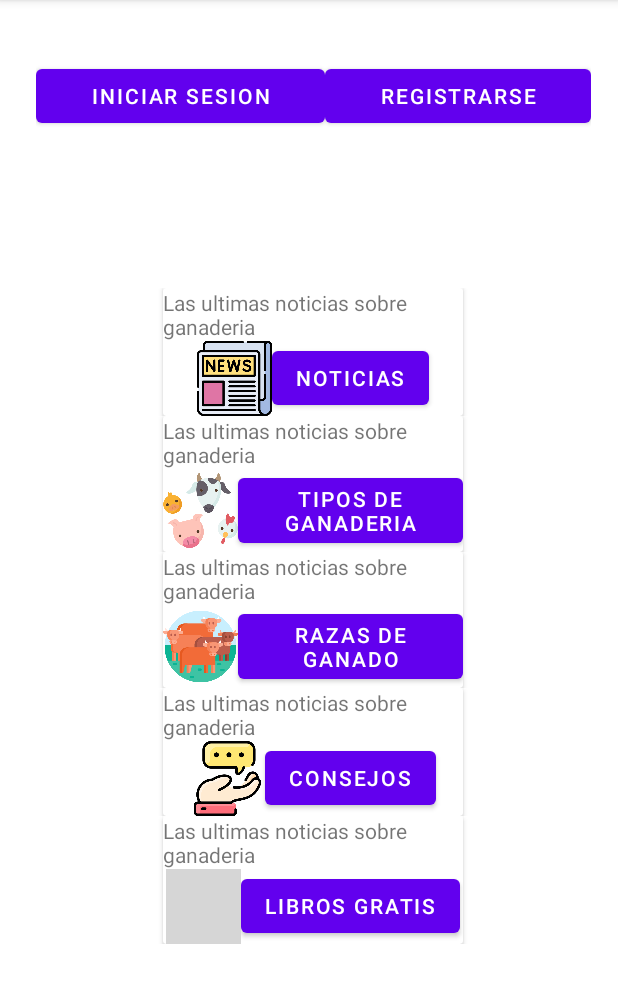
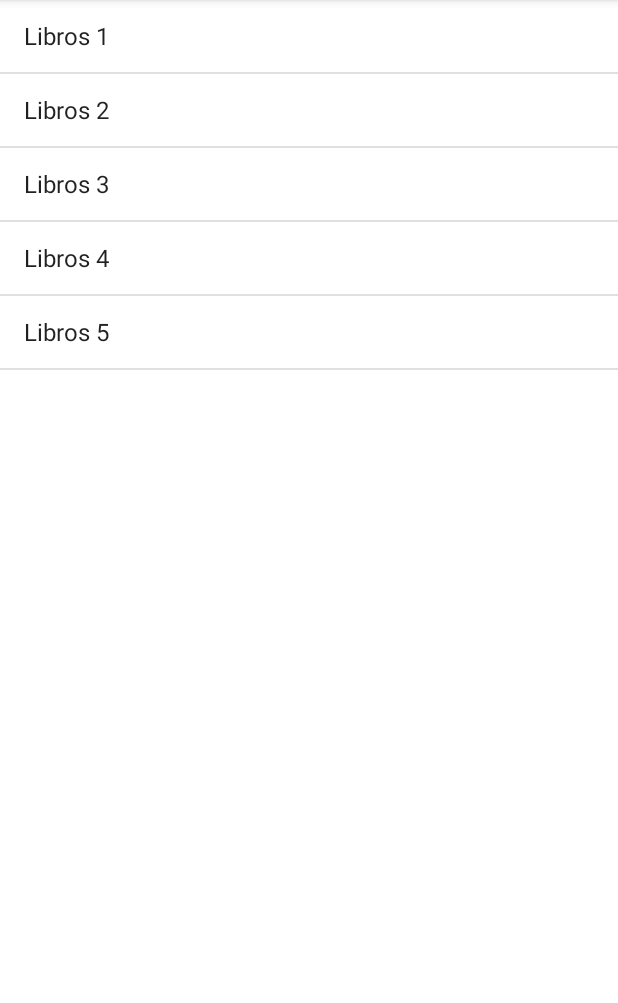
Before and after one commit to DivadRod/Android-InfoGanaderia, an Android app: the screen it shows after launch (MainActivity before the commit, LibrosActivity after it), after a tap on "LIBROS GRATIS", on a phone screen of 412 x 824 dp, the part 84-1087 px from its top. Run offline under Robolectric (Android 15) with nearby library versions, the phone set to English and light mode, and no system bars; grey boxes are pictures that could not be loaded.

Commit message:
List Show(List View)

```diff
--- a/app/src/main/AndroidManifest.xml
+++ b/app/src/main/AndroidManifest.xml
@@ -2,7 +2,7 @@
 <manifest xmlns:android="http://schemas.android.com/apk/res/android"
     package="com.example.infoganaderia">
 
-    <uses-permission android:name="android.permission.INTERNET"/>
+    <uses-permission android:name="android.permission.INTERNET" />
 
     <application
         android:allowBackup="true"
@@ -12,6 +12,9 @@
         android:roundIcon="@mipmap/ic_launcher_round"
         android:supportsRtl="true"
         android:theme="@style/Theme.InfoGanaderia">
+        <activity
+            android:name=".LibrosActivity"
+            android:exported="false" />
         <activity
             android:name=".RegistrarseActivity"
             android:exported="false" />
--- /dev/null
+++ b/app/src/main/java/com/example/infoganaderia/LibrosActivity.java
@@ -0,0 +1,36 @@
+package com.example.infoganaderia;
+
+import androidx.appcompat.app.AppCompatActivity;
+
+import android.os.Bundle;
+import android.widget.ArrayAdapter;
+import android.widget.ListView;
+
+import java.util.ArrayList;
+
+public class LibrosActivity extends AppCompatActivity {
+
+    private ListView listView;
+
+    private ArrayList <String> libros;
+
+    @Override
+    protected void onCreate(Bundle savedInstanceState) {
+        super.onCreate(savedInstanceState);
+        setContentView(R.layout.activity_libros);
+
+        listView = findViewById(R.id.listViewBooks);
+
+        libros = new ArrayList<>();
+
+        libros.add("Libros 1");
+        libros.add("Libros 2");
+        libros.add("Libros 3");
+        libros.add("Libros 4");
+        libros.add("Libros 5");
+
+        ArrayAdapter <String> adapater = new ArrayAdapter<String>(this, android.R.layout.simple_list_item_1, libros);
+
+        listView.setAdapter(adapater);
+    }
+}
--- a/app/src/main/java/com/example/infoganaderia/MainActivity.java
+++ b/app/src/main/java/com/example/infoganaderia/MainActivity.java
@@ -47,8 +47,8 @@ public class MainActivity extends AppCompatActivity {
         startActivity(i);
     }
 
-    public void goToLibrosGratis(View view){
-        Intent i = new Intent(Intent.ACTION_VIEW, Uri.parse(""));
+    public void goToBooks(View view){
+        Intent i = new Intent(this, LibrosActivity.class);
         startActivity(i);
     }
 }
--- /dev/null
+++ b/app/src/main/res/layout/activity_libros.xml
@@ -0,0 +1,13 @@
+<?xml version="1.0" encoding="utf-8"?>
+<LinearLayout xmlns:android="http://schemas.android.com/apk/res/android"
+    xmlns:app="http://schemas.android.com/apk/res-auto"
+    xmlns:tools="http://schemas.android.com/tools"
+    android:layout_width="match_parent"
+    android:layout_height="match_parent"
+    tools:context=".LibrosActivity">
+
+    <ListView
+        android:id="@+id/listViewBooks"
+        android:layout_width="match_parent"
+        android:layout_height="match_parent" />
+</LinearLayout>
```
Also changed, not shown: app/src/main/res/layout/activity_main.xml (+38 -12 lines).
